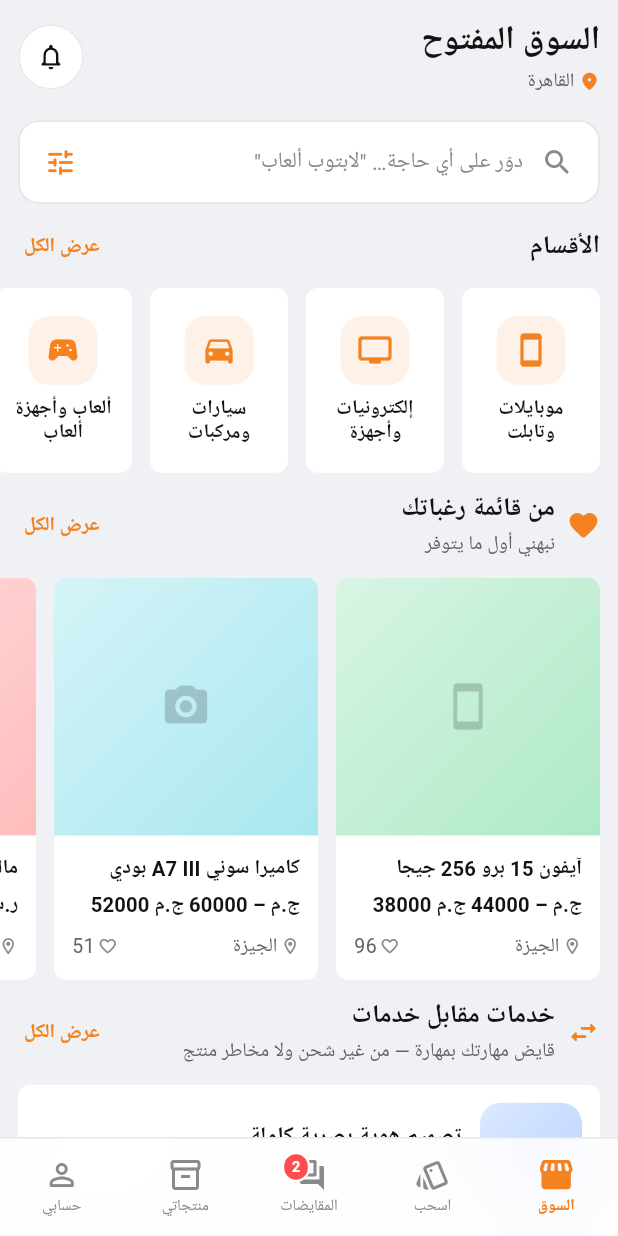
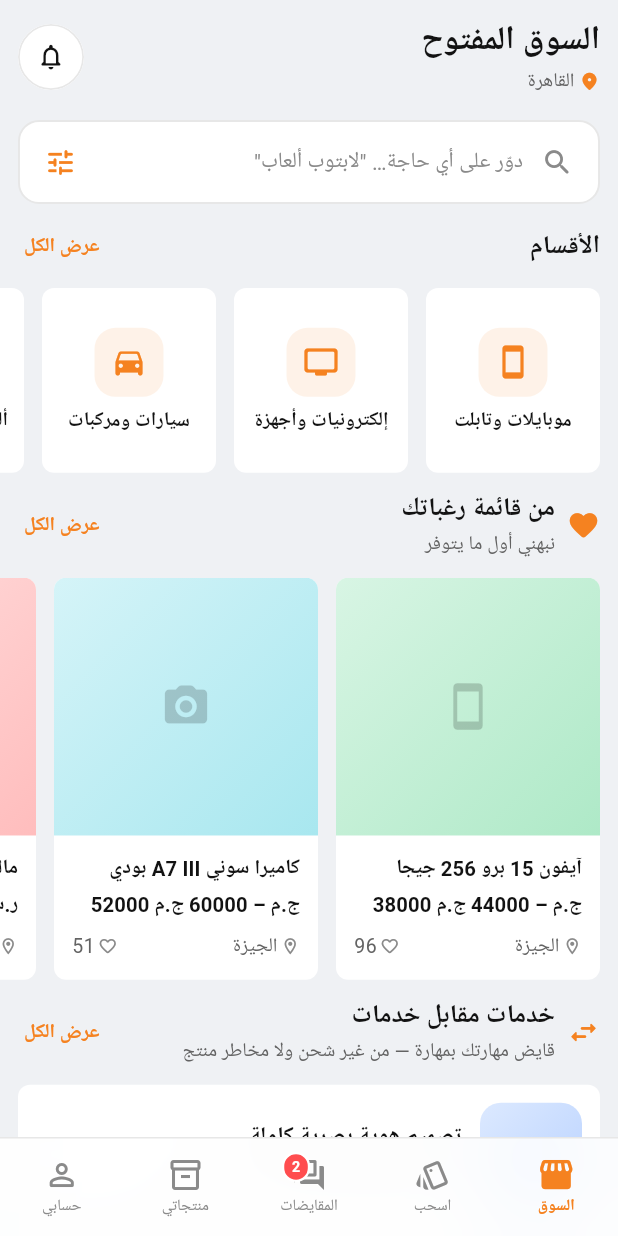
Before and after one commit to wessamsamir1-stack/Giraffe-, a Flutter app: the screen it shows after launch, on a phone screen of 412 x 824 dp. Run offline on Flutter 3.47's test engine with Material 3 defaults, Android fonts, the phone set to English and light mode, and no system bars; our stand-ins replace flutter_riverpod, go_router, image_picker, qr_flutter, supabase_flutter; missing offline and left inert: mobile_scanner; accounts and stored records are empty; Roboto replaces fonts that are missing (IBMPlexSansArabic).

Commit message:
fix(ui): توسيع مربعات الأقسام عشان الأسماء تتقري
كان العرض ٩٢ — يعني ٧٦ بكسل للنص بعد الحشو. ضيّق على أسماء زي
«إلكترونيات وأجهزة» و«سيارات ومركبات»، فكانت بتتقسم على سطرين
وتسيب كلمة وحيدة في سطر لوحدها.

بقى ١١٦ — ١٠٠ بكسل للنص. سبعة من تمانية أسماء بقت تدخل في سطر
واحد، والباقي بيتقسم متوازن.

والرقم اتنقل لثابت واحد في CategoryTile بدل ما يكون مكتوب بإيده
في مكانين. كان نفس الرقم مكرر في المربع العادي وفي مربع «الكل»،
وأي تعديل على واحد كان هيسيب التاني وراه.

الارتفاع سابته محجوز لسطرين عن قصد: أطول اسم لسه محتاجهم، ولو
قصّرته هيتقص.

اتفحص على شاشة ٣٩٠ بكسل — أضيق من اللي بنختبر عليه عادة، عشان لو
فيه قص يبان هناك الأول.

Co-Authored-By: Claude Opus 5 <noreply@anthropic.com>
Claude-Session: https://claude.ai/code/session_01T47iway6ZAqojKsRDbfACS

```diff
--- a/app/lib/features/market/market_screen.dart
+++ b/app/lib/features/market/market_screen.dart
@@ -64,7 +64,7 @@ class MarketScreen extends ConsumerWidget {
                     }
                     final category = Categories.featured[i];
                     return SizedBox(
-                      width: 92,
+                      width: CategoryTile.tileWidth,
                       child: CategoryTile(
                         category: category,
                         onTap: () => context.push(R.category(category.id)),
@@ -343,7 +343,7 @@ class _MoreCategoriesTile extends StatelessWidget {
   Widget build(BuildContext context) {
     final c = context.colors;
     return SizedBox(
-      width: 92,
+      width: CategoryTile.tileWidth,
       child: GSurface(
         onTap: onTap,
         padding: const EdgeInsets.all(GSpace.sm),
--- a/app/lib/widgets/item_card.dart
+++ b/app/lib/widgets/item_card.dart
@@ -308,6 +308,16 @@ class CategoryTile extends StatelessWidget {
   static const double _iconBox = 46;
   static const double _labelLines = 2;
 
+  /// عرض المربع في الشريط الأفقي.
+  ///
+  /// كان ٩٢، وده كان بيسيب ٧٦ بكسل للنص بعد الحشو — ضيّق على أسماء
+  /// زي «ألعاب وأجهزة ألعاب» فكانت بتتقسم وتسيب كلمة وحيدة في سطر.
+  ///
+  /// ١١٦ بيسيب ١٠٠ بكسل، والاسم بيتقسم لسطرين متوازنين. وبرضه
+  /// بيخلي ٣ مربعات ونص يبانوا على شاشة الموبايل — وده مقصود:
+  /// النص مربع بيلمّح إن فيه كمان على الجنب.
+  static const double tileWidth = 116;
+
   /// الارتفاع اللازم للمربع عند إعدادات الخط الحالية.
   ///
   /// الشريط الأفقي محتاج ارتفاع صريح، وكان مكتوب `104` رقم ثابت.
```
